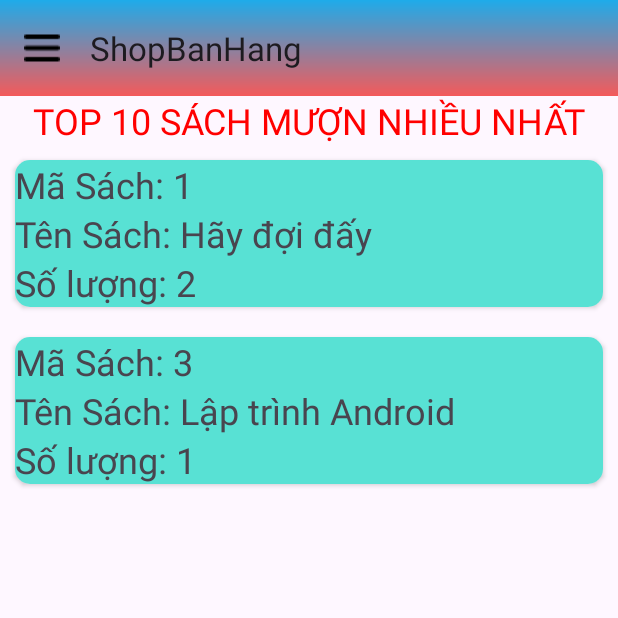
After one commit to sonnnnn2222/Project, an Android app: the fragment ThongKeTop10Fragment placed in its activity, on a phone screen of 412 x 824 dp, the top half of it. The commit adds this screen. Run offline under Robolectric (Android 15) with nearby library versions, the phone set to English and light mode, and no system bars.

Commit message:
top10 muon sach nhieu nhat

```diff
--- a/app/src/main/AndroidManifest.xml
+++ b/app/src/main/AndroidManifest.xml
@@ -13,7 +13,7 @@
         android:theme="@style/Theme.ShopBanHang"
         tools:targetApi="31">
         <activity
-            android:name=".MainActivity"
+            android:name=".Login"
             android:exported="false" />
         <activity
             android:name=".DangKy"
@@ -22,7 +22,7 @@
             android:name=".WelcomeActivity"
             android:exported="false" />
         <activity
-            android:name=".Login"
+            android:name=".MainActivity"
             android:exported="true">
             <intent-filter>
                 <action android:name="android.intent.action.MAIN" />
--- a/app/src/main/java/com/viethcn/shopbanhang/MainActivity.java
+++ b/app/src/main/java/com/viethcn/shopbanhang/MainActivity.java
@@ -35,6 +35,7 @@ import com.viethcn.shopbanhang.fragment.QuanLyPhieuMuonFragment;
 import com.viethcn.shopbanhang.fragment.QuanLySachFragment;
 import com.viethcn.shopbanhang.fragment.QuanLyThanhVienFragment;
 import com.viethcn.shopbanhang.fragment.ThongKeDoanhThuFragment;
+import com.viethcn.shopbanhang.fragment.ThongKeTop10Fragment;
 
 public class MainActivity extends AppCompatActivity {
 
@@ -75,6 +76,8 @@ public class MainActivity extends AppCompatActivity {
                 }else if (menuItem.getItemId() == R.id.mDangXuat) {
                     Intent intent = new Intent(MainActivity.this, Login.class);
                     startActivity(intent);
+                }else if (menuItem.getItemId() == R.id.mTop10) {
+                    fragment =  new ThongKeTop10Fragment();
                 }
 
 
--- /dev/null
+++ b/app/src/main/java/com/viethcn/shopbanhang/adapter/Top10Adapter.java
@@ -0,0 +1,59 @@
+package com.viethcn.shopbanhang.adapter;
+
+import android.app.Activity;
+import android.content.Context;
+import android.view.LayoutInflater;
+import android.view.View;
+import android.view.ViewGroup;
+import android.widget.TextView;
+
+import androidx.annotation.NonNull;
+import androidx.recyclerview.widget.RecyclerView;
+
+import com.viethcn.shopbanhang.R;
+import com.viethcn.shopbanhang.model.Sach;
+
+import java.util.ArrayList;
+
+public class Top10Adapter extends RecyclerView.Adapter<Top10Adapter.ViewHolder>{
+    private Context context;
+    private ArrayList<Sach> list;
+
+    public Top10Adapter(Context context, ArrayList<Sach> list) {
+        this.context = context;
+        this.list = list;
+    }
+
+    @NonNull
+    @Override
+    public ViewHolder onCreateViewHolder(@NonNull ViewGroup parent, int viewType) {
+        LayoutInflater inflater =  ((Activity)context).getLayoutInflater();
+        View view = inflater.inflate(R.layout.item_top10, parent, false);
+
+        return new ViewHolder(view);
+    }
+
+    @Override
+    public void onBindViewHolder(@NonNull ViewHolder holder, int position) {
+        holder.txtMaSach.setText("Mã Sách: " + String.valueOf(list.get(position).getMasach()));
+        holder.txtTenSach.setText("Tên Sách: " + list.get(position).getTenSach());
+        holder.txtSoLuong.setText("Số lượng: " + String.valueOf(list.get(position).getSoLuongDaMuon()));
+    }
+
+    @Override
+    public int getItemCount() {
+        return list.size();
+    }
+
+    public class ViewHolder extends RecyclerView.ViewHolder{
+        TextView txtMaSach, txtTenSach, txtSoLuong;
+        public ViewHolder(@NonNull View itemView) {
+
+            super(itemView);
+
+            txtMaSach = itemView.findViewById(R.id.txtMaSach);
+            txtTenSach = itemView.findViewById(R.id.txtTenSach);
+            txtSoLuong = itemView.findViewById(R.id.txtSoLuong);
+        }
+    }
+}
--- a/app/src/main/java/com/viethcn/shopbanhang/dao/ThongKeDAO.java
+++ b/app/src/main/java/com/viethcn/shopbanhang/dao/ThongKeDAO.java
@@ -5,11 +5,27 @@ import android.database.Cursor;
 import android.database.sqlite.SQLiteDatabase;
 
 import com.viethcn.shopbanhang.database.DbHelper;
+import com.viethcn.shopbanhang.model.Sach;
+
+import java.util.ArrayList;
 
 public class ThongKeDAO {
     DbHelper dbHelper;
     public ThongKeDAO(Context c) {
         dbHelper = new DbHelper(c);
+    }
+
+    public ArrayList<Sach> getTop10() {
+        ArrayList<Sach> list = new ArrayList<>();
+        SQLiteDatabase sqLiteDatabase = dbHelper.getReadableDatabase();
+        Cursor cursor = sqLiteDatabase.rawQuery("SELECT pm.masach, sc.tensach, COUNT(pm.masach) from PHIEUMUON pm, SACH sc WHERE pm.masach = sc.masach GROUP by pm.masach, sc.tensach ORDER by COUNT(pm.masach) DESC limit 10", null);
+        if (cursor.getCount() != 0) {
+            cursor.moveToFirst();
+            do {
+                list.add(new Sach(cursor.getInt(0), cursor.getString(1), cursor.getInt(2)));
+            }while (cursor.moveToNext());
+        }
+        return list;
     }
 
     public int getDoanhThu(String start, String end){
--- /dev/null
+++ b/app/src/main/java/com/viethcn/shopbanhang/fragment/ThongKeTop10Fragment.java
@@ -0,0 +1,37 @@
+package com.viethcn.shopbanhang.fragment;
+
+import android.os.Bundle;
+import android.view.LayoutInflater;
+import android.view.View;
+import android.view.ViewGroup;
+
+import androidx.annotation.NonNull;
+import androidx.annotation.Nullable;
+import androidx.fragment.app.Fragment;
+import androidx.recyclerview.widget.LinearLayoutManager;
+import androidx.recyclerview.widget.RecyclerView;
+
+import com.viethcn.shopbanhang.R;
+import com.viethcn.shopbanhang.adapter.Top10Adapter;
+import com.viethcn.shopbanhang.dao.ThongKeDAO;
+import com.viethcn.shopbanhang.model.Sach;
+
+import java.util.ArrayList;
+
+public class ThongKeTop10Fragment extends Fragment {
+    @Nullable
+    @Override
+    public View onCreateView(@NonNull LayoutInflater inflater, @Nullable ViewGroup container, @Nullable Bundle savedInstanceState) {
+        View view = inflater.inflate(R.layout.fragment_top10, container, false);
+        RecyclerView recyclerTop10 = view.findViewById(R.id.recyclerTop10);
+        ThongKeDAO thongKeDAO = new ThongKeDAO(getContext());
+        ArrayList<Sach> list = thongKeDAO.getTop10();
+        LinearLayoutManager linearLayoutManager = new LinearLayoutManager(getContext());
+        recyclerTop10.setLayoutManager(linearLayoutManager);
+        Top10Adapter top10Adapter = new Top10Adapter(getContext(), list);
+        recyclerTop10.setAdapter(top10Adapter);
+
+
+        return view;
+    }
+}
--- a/app/src/main/java/com/viethcn/shopbanhang/model/Sach.java
+++ b/app/src/main/java/com/viethcn/shopbanhang/model/Sach.java
@@ -6,6 +6,7 @@ public class Sach {
     private int giathue;
     private int maloai;
     private String tenloai;
+    private int soLuongDaMuon;
 
     public Sach(int masach, String tenSach, int giathue, int maloai, String tenloai) {
         this.masach = masach;
@@ -15,6 +16,19 @@ public class Sach {
         this.tenloai = tenloai;
     }
 
+    public Sach(int masach, String tenSach, int soLuongDaMuon) {
+        this.masach = masach;
+        this.tenSach = tenSach;
+        this.soLuongDaMuon = soLuongDaMuon;
+    }
+
+    public int getSoLuongDaMuon() {
+        return soLuongDaMuon;
+    }
+
+    public void setSoLuongDaMuon(int soLuongDaMuon) {
+        this.soLuongDaMuon = soLuongDaMuon;
+    }
 
     public int getMasach() {
         return masach;
--- /dev/null
+++ b/app/src/main/res/layout/fragment_top10.xml
@@ -0,0 +1,22 @@
+<?xml version="1.0" encoding="utf-8"?>
+<LinearLayout xmlns:android="http://schemas.android.com/apk/res/android"
+    android:layout_width="match_parent"
+    android:layout_height="match_parent"
+    android:orientation="vertical"
+    android:gravity="center">
+
+
+    <TextView
+        android:layout_width="match_parent"
+        android:layout_height="wrap_content"
+        android:text="TOP 10 SÁCH MƯỢN NHIỀU NHẤT"
+        android:gravity="center"
+        android:textSize="24sp"
+        android:textColor="#ff00"/>
+
+    <androidx.recyclerview.widget.RecyclerView
+        android:id="@+id/recyclerTop10"
+        android:layout_width="match_parent"
+        android:layout_height="match_parent"/>
+
+</LinearLayout>
--- /dev/null
+++ b/app/src/main/res/layout/item_top10.xml
@@ -0,0 +1,39 @@
+<?xml version="1.0" encoding="utf-8"?>
+<androidx.cardview.widget.CardView xmlns:android="http://schemas.android.com/apk/res/android"
+    android:layout_width="match_parent"
+    android:layout_height="wrap_content"
+    xmlns:app="http://schemas.android.com/apk/res-auto"
+    app:cardCornerRadius="10dp"
+    android:layout_margin="10dp">
+
+    <LinearLayout
+        android:layout_width="match_parent"
+        android:layout_height="match_parent"
+        android:orientation="vertical"
+        android:background="#58E1D4">
+
+        <TextView
+            android:id="@+id/txtMaSach"
+            android:layout_width="match_parent"
+            android:layout_height="wrap_content"
+            android:textSize="24sp"
+            android:text="masach"/>
+
+        <TextView
+            android:id="@+id/txtTenSach"
+            android:layout_width="match_parent"
+            android:layout_height="wrap_content"
+            android:textSize="24sp"
+            android:text="ten sach"/>
+
+        <TextView
+            android:id="@+id/txtSoLuong"
+            android:layout_width="match_parent"
+            android:layout_height="wrap_content"
+            android:textSize="24sp"
+            android:text="soluong"/>
+
+
+    </LinearLayout>
+
+</androidx.cardview.widget.CardView>
```
